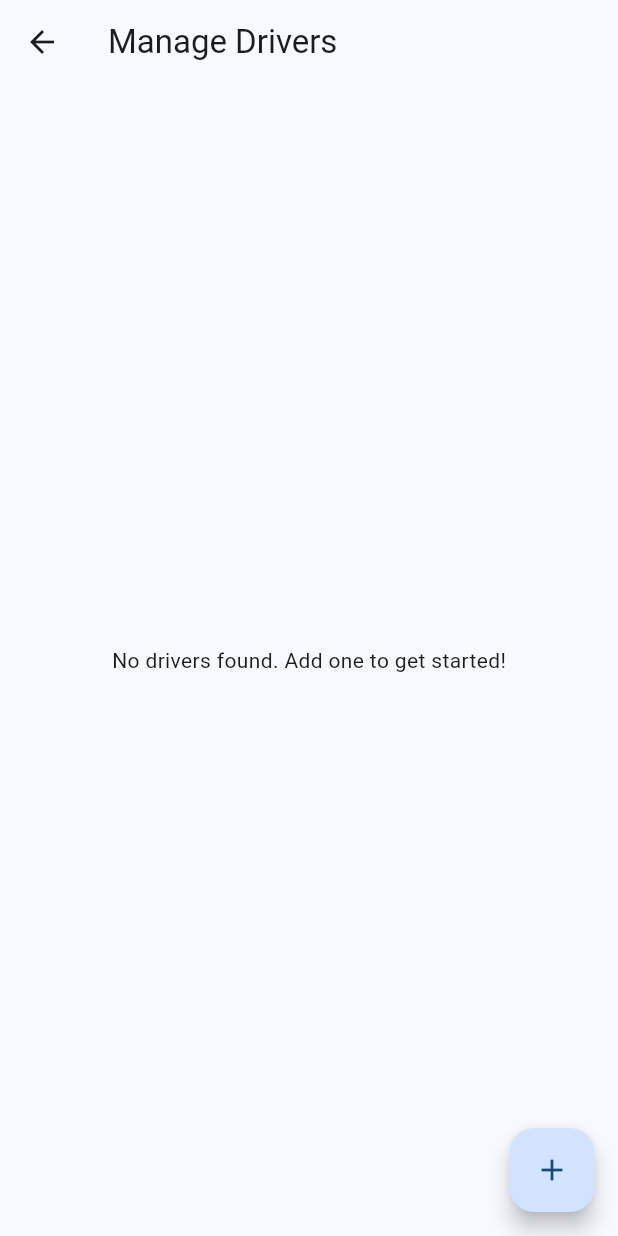
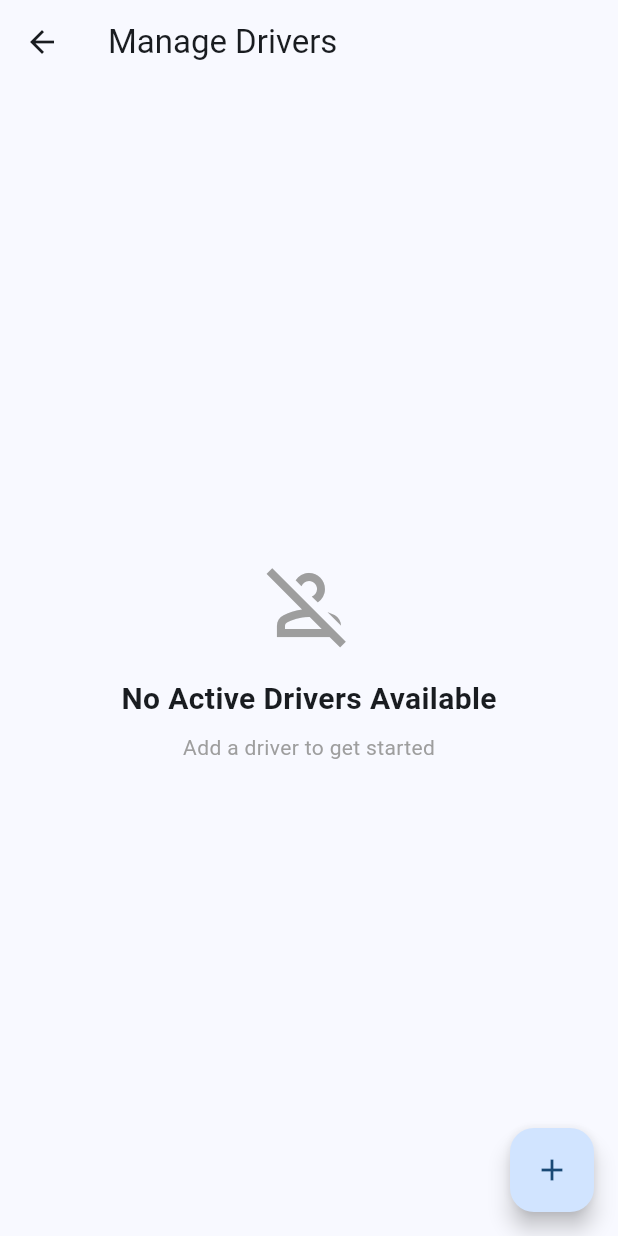
Before and after one commit to dukens11-create/gud, a Flutter app: the ManageDriversScreen screen opened by its route, on a phone screen of 412 x 824 dp. Run offline on Flutter 3.47's test engine with Material 3 defaults, Android fonts, the phone set to English and light mode, and no system bars; our stand-ins replace cloud_firestore, csv, firebase_analytics, firebase_auth, firebase_core, firebase_crashlytics and 13 more; missing offline and left inert: firebase_app_check; accounts and stored records are empty.

Commit message:
Fix driver creation - add missing fields and debug logging
Co-authored-by: dukens11-create <249652828+dukens11-create@users.noreply.github.com>

```diff
--- a/lib/screens/admin/manage_drivers_screen.dart
+++ b/lib/screens/admin/manage_drivers_screen.dart
@@ -118,6 +118,10 @@ class _ManageDriversScreenState extends State<ManageDriversScreen> {
 
     if (result != null && mounted) {
       try {
+        print('🚀 Starting driver registration process...');
+        print('   Email: ${result['email']}');
+        print('   Name: ${result['name']}');
+
         // Register the driver with Firebase Auth and create user profile
         final credential = await _authService.register(
           email: result['email']!,
@@ -128,20 +132,27 @@ class _ManageDriversScreenState extends State<ManageDriversScreen> {
           truckNumber: result['truckNumber']!,
         );
 
+        print('✅ Firebase Auth user created: ${credential?.user?.uid}');
+
         // Create driver document
         if (credential?.user?.uid != null) {
+          print('📝 Creating driver document in Firestore...');
           await _firestoreService.createDriver(
             driverId: credential!.user!.uid,
             name: result['name']!,
             phone: result['phone']!,
             truckNumber: result['truckNumber']!,
           );
+          print('✅ Driver document created successfully');
+        } else {
+          print('❌ No user ID returned from registration');
         }
 
         if (mounted) {
           NavigationService.showSuccess('Driver added successfully. Verification email sent.');
         }
       } on FirebaseAuthException catch (e) {
+        print('❌ FirebaseAuthException: ${e.code} - ${e.message}');
         if (mounted) {
           String errorMessage = 'Failed to add driver';
           if (e.code == 'email-already-in-use') {
@@ -154,6 +165,7 @@ class _ManageDriversScreenState extends State<ManageDriversScreen> {
           NavigationService.showError(errorMessage);
         }
       } catch (e) {
+        print('❌ Unexpected error: $e');
         if (mounted) {
           NavigationService.showError('Error adding driver: $e');
         }
@@ -297,14 +309,28 @@ class _ManageDriversScreenState extends State<ManageDriversScreen> {
       body: StreamBuilder<List<Driver>>(
         stream: _firestoreService.streamDrivers(),
         builder: (context, snapshot) {
+          // Enhanced error handling
           if (snapshot.hasError) {
+            print('❌ Error in StreamBuilder: ${snapshot.error}');
             return Center(
               child: Column(
                 mainAxisAlignment: MainAxisAlignment.center,
                 children: [
                   const Icon(Icons.error_outline, size: 48, color: Colors.red),
                   const SizedBox(height: 16),
-                  Text('Error: ${snapshot.error}'),
+                  const Text(
+                    'Error loading drivers',
+                    style: TextStyle(fontSize: 18, fontWeight: FontWeight.bold),
+                  ),
+                  const SizedBox(height: 8),
+                  Padding(
+                    padding: const EdgeInsets.symmetric(horizontal: 32),
+                    child: Text(
+                      '${snapshot.error}',
+                      textAlign: TextAlign.center,
+                      style: const TextStyle(color: Colors.grey),
+                    ),
+                  ),
                   const SizedBox(height: 16),
                   ElevatedButton(
                     onPressed: () {
@@ -318,17 +344,49 @@ class _ManageDriversScreenState extends State<ManageDriversScreen> {
           }
 
           if (snapshot.connectionState == ConnectionState.waiting) {
+            print('⏳ Waiting for driver data...');
             return const Center(child: CircularProgressIndicator());
           }
 
           final drivers = snapshot.data ?? [];
+          print('📋 Total drivers received: ${drivers.length}');
 
           // Filter out inactive drivers
           final activeDrivers = drivers.where((d) => d.isActive).toList();
+          print('✅ Active drivers: ${activeDrivers.length}');
 
           if (activeDrivers.isEmpty) {
-            return const Center(
-              child: Text('No drivers found. Add one to get started!'),
+            return Center(
+              child: Column(
+                mainAxisAlignment: MainAxisAlignment.center,
+                children: [
+                  const Icon(Icons.person_off_outlined, size: 64, color: Colors.grey),
+                  const SizedBox(height: 16),
+                  const Text(
+                    'No Active Drivers Available',
+                    style: TextStyle(
+                      fontSize: 20,
+                      fontWeight: FontWeight.bold,
+                    ),
+                  ),
+                  const SizedBox(height: 8),
+                  const Text(
+                    'Add a driver to get started',
+                    style: TextStyle(color: Colors.grey),
+                  ),
+                  if (drivers.isNotEmpty && activeDrivers.isEmpty)
+                    Padding(
+                      padding: const EdgeInsets.only(top: 16),
+                      child: Text(
+                        '${drivers.length} inactive driver(s) hidden',
+                        style: const TextStyle(
+                          color: Colors.orange,
+                          fontSize: 12,
+                        ),
+                      ),
+                    ),
+                ],
+              ),
             );
           }
 
--- a/lib/services/firestore_service.dart
+++ b/lib/services/firestore_service.dart
@@ -60,13 +60,27 @@ class FirestoreService {
     required String truckNumber,
   }) async {
     _requireAuth();
+
+    print('🔧 Creating driver in Firestore: $driverId');
+    print('   Name: $name, Phone: $phone, Truck: $truckNumber');
+
+    try {
       await _db.collection('drivers').doc(driverId).set({
         'name': name,
         'phone': phone,
         'truckNumber': truckNumber,
         'status': 'available',
+        'isActive': true,  // Explicitly set isActive field
+        'totalEarnings': 0.0,  // Initialize earnings
+        'completedLoads': 0,  // Initialize load count
         'createdAt': FieldValue.serverTimestamp(),
       });
+
+      print('✅ Driver created successfully in Firestore: $driverId');
+    } catch (e) {
+      print('❌ Error creating driver in Firestore: $e');
+      rethrow;
+    }
   }
 
   /// Stream all drivers with real-time updates
@@ -77,9 +91,26 @@ class FirestoreService {
   /// Throws [FirebaseAuthException] if user is not authenticated
   Stream<List<Driver>> streamDrivers() {
     _requireAuth();
+
+    print('🔍 Starting to stream drivers from Firestore');
+
     return _db.collection('drivers').snapshots().map(
-      (snapshot) => snapshot.docs.map((doc) => Driver.fromMap(doc.id, doc.data())).toList(),
-    );
+      (snapshot) {
+        print('📊 Received ${snapshot.docs.length} driver documents from Firestore');
+
+        final drivers = snapshot.docs.map((doc) {
+          final data = doc.data();
+          print('   Driver ${doc.id}: name=${data['name']}, isActive=${data['isActive'] ?? true}');
+          return Driver.fromMap(doc.id, data);
+        }).toList();
+
+        print('✅ Parsed ${drivers.length} drivers successfully');
+        return drivers;
+      },
+    ).handleError((error) {
+      print('❌ Error streaming drivers: $error');
+      throw error;
+    });
   }
 
   /// Update driver information
```
Lines whose indentation alone changed are shown as unchanged.
